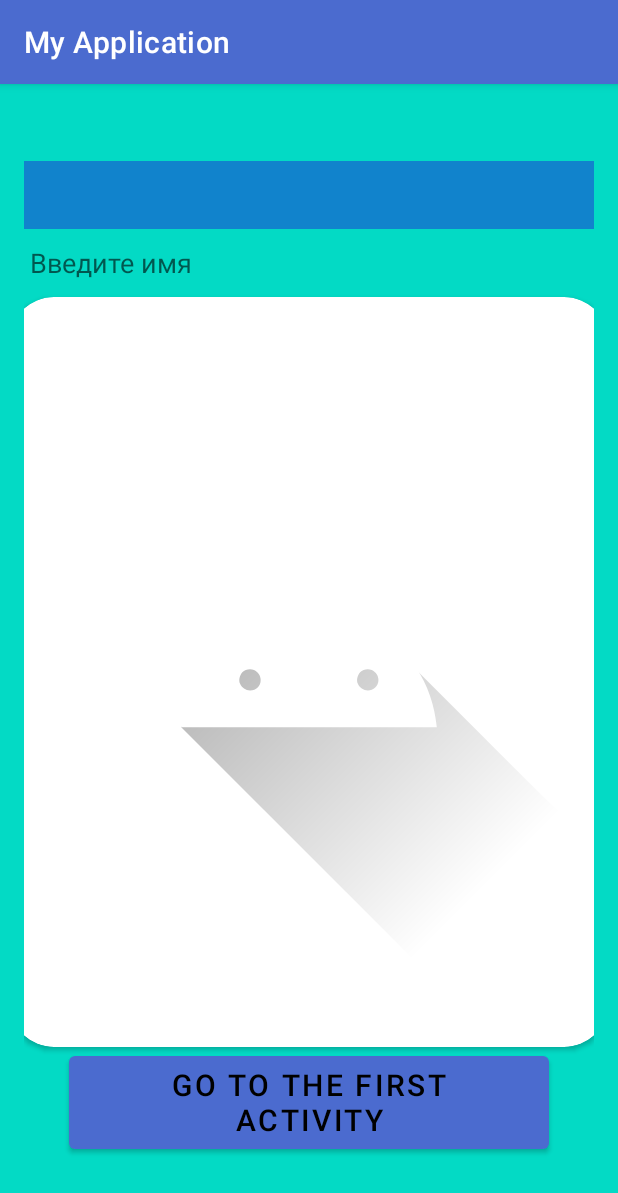
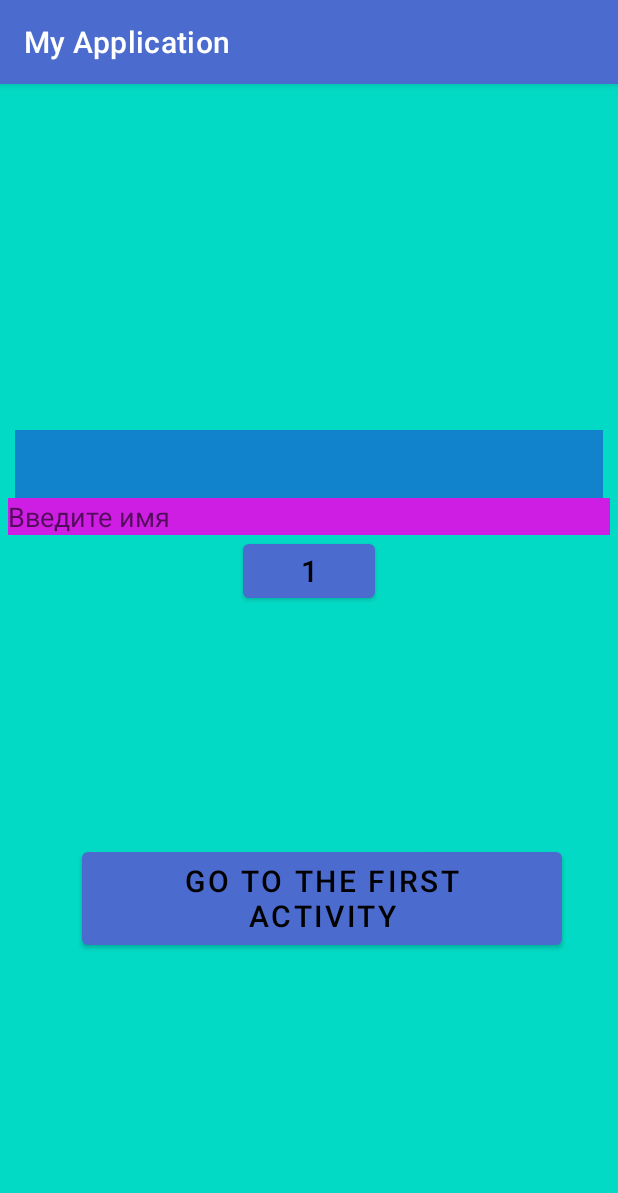
Before and after one commit to Spaceworm12/MyApplication, an Android app: the SecondActivity screen opened directly, with no data from a screen before it, on a phone screen of 412 x 824 dp. Shown: the top 1193 px of the screen. Run offline under Robolectric (Android 15) with nearby library versions, the phone set to English and light mode, and no system bars.

Commit message:
add contract

```diff
--- a/app/src/main/res/layout/activity_second.xml
+++ b/app/src/main/res/layout/activity_second.xml
@@ -1,57 +1,65 @@
 <?xml version="1.0" encoding="utf-8"?>
-<LinearLayout xmlns:android="http://schemas.android.com/apk/res/android"
+<androidx.constraintlayout.widget.ConstraintLayout xmlns:android="http://schemas.android.com/apk/res/android"
+    xmlns:app="http://schemas.android.com/apk/res-auto"
+    xmlns:card_view="http://schemas.android.com/apk/res-auto"
+    xmlns:tools="http://schemas.android.com/tools"
     android:layout_width="match_parent"
     android:layout_height="match_parent"
-    xmlns:app="http://schemas.android.com/apk/res-auto"
-    xmlns:tools="http://schemas.android.com/tools"
-    xmlns:card_view="http://schemas.android.com/apk/res-auto"
-    android:paddingLeft="16dp"
-    android:paddingRight="16dp"
+    android:background="@color/teal_200"
     android:gravity="center"
-    android:background="@color/teal_200"
-    android:orientation="vertical"
     tools:ignore="ImageDependencies">
 
     <TextView
         android:id="@+id/textView"
         android:layout_width="match_parent"
         android:layout_height="wrap_content"
+        android:layout_marginStart="10dp"
+        android:layout_marginEnd="10dp"
+        android:background="#921D43D1"
         android:textSize="34sp"
-        android:background="#921D43D1"
+        app:layout_constraintBottom_toTopOf="@+id/backToTheFirstScreen"
+        app:layout_constraintStart_toStartOf="parent"
         app:layout_constraintTop_toTopOf="parent"
-        app:layout_constraintLeft_toLeftOf="parent"
-        app:layout_constraintRight_toRightOf="parent"/>
+        />
+
     <EditText
         android:id="@+id/editText"
         android:layout_width="match_parent"
         android:layout_height="wrap_content"
+        android:layout_marginStart="5dp"
+        android:layout_marginEnd="5dp"
         android:hint="Введите имя"
-        app:layout_constraintTop_toBottomOf="@+id/textView"
+        android:background="#CF1EE3"
         app:layout_constraintLeft_toLeftOf="parent"
-        app:layout_constraintRight_toRightOf="parent" />
+        app:layout_constraintRight_toRightOf="parent"
+        app:layout_constraintTop_toBottomOf="@+id/textView" />
 
-    <androidx.cardview.widget.CardView
-        android:id="@+id/card_view"
-        android:layout_gravity="center"
-        android:layout_width="400dp"
-        android:layout_height="500dp"
-        card_view:cardCornerRadius="30dp">
-
-        <ImageView
-            android:id="@+id/info_text"
-            android:layout_width="400dp"
-            android:layout_height="500dp"
-            android:src="@drawable/ic_launcher_foreground" />
-    </androidx.cardview.widget.CardView>
-
-
-    <Button style="@style/Viktor"
+    <Button
+        android:id="@+id/button_1"
+        style="@style/Viktor"
+        android:layout_width="wrap_content"
+        android:layout_height="wrap_content"
+        android:text="1"
+        android:textColor="@color/black"
+        android:textSize="20sp"
+        app:layout_constraintEnd_toEndOf="parent"
+        app:layout_constraintStart_toStartOf="parent"
+        app:layout_constraintTop_toBottomOf="@+id/editText" />
+    <Button
         android:id="@+id/backToTheFirstScreen"
+        style="@style/Viktor"
         android:layout_width="wrap_content"
         android:layout_height="74dp"
         android:text="@string/to_first"
         android:textColor="@color/black"
         android:textSize="20sp"
-        />
+        app:layout_constraintBottom_toBottomOf="parent"
+        app:layout_constraintEnd_toEndOf="parent"
+        app:layout_constraintHorizontal_bias="0.593"
+        app:layout_constraintStart_toStartOf="parent"
+        app:layout_constraintTop_toBottomOf="@+id/textView"
+        app:layout_constraintTop_toTopOf="parent"
+        app:layout_constraintVertical_bias="0.729" />
 
-</LinearLayout>
+
+</androidx.constraintlayout.widget.ConstraintLayout>
```
